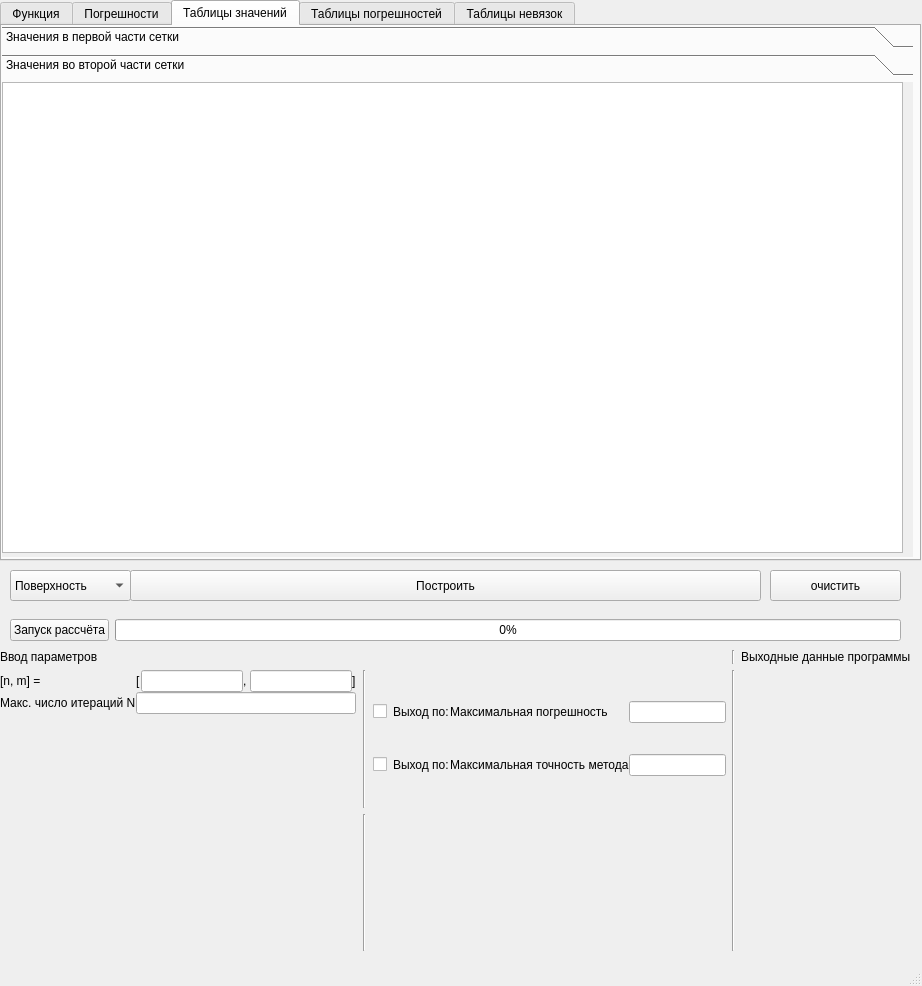
Old version of the form UI/MainWindow.ui in the repository Eisim/NM_lab_Simp_Iter_Method.
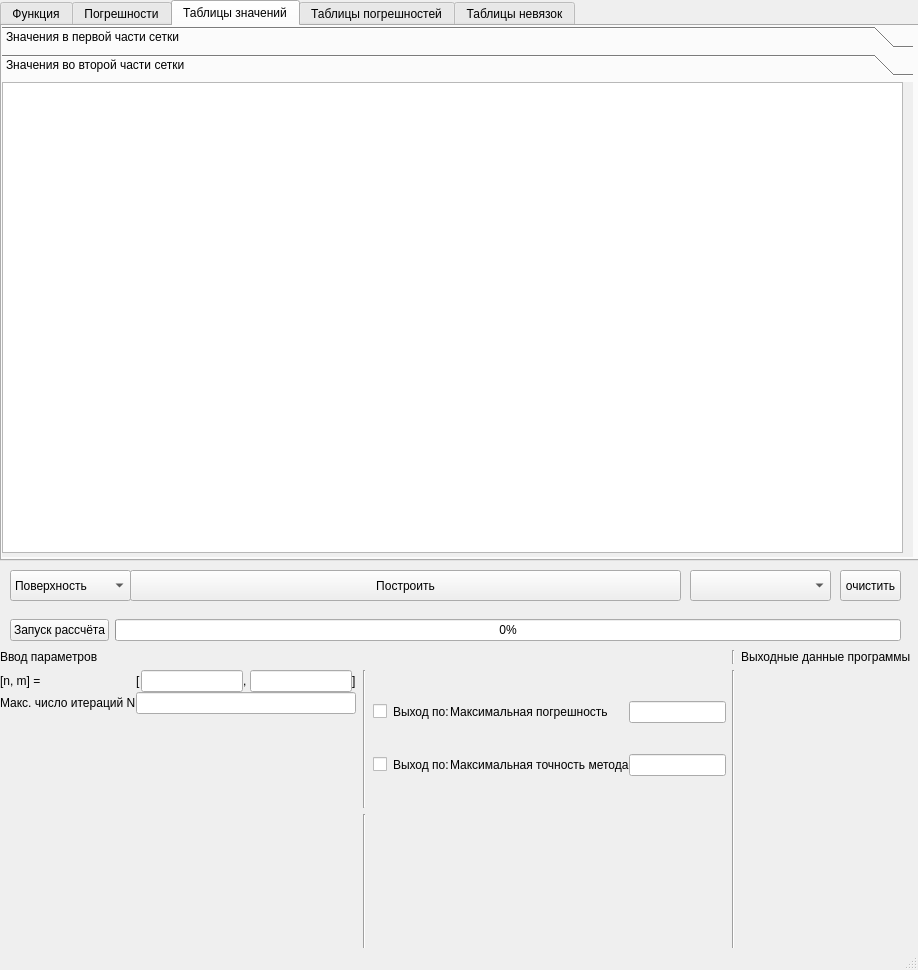
New version of the form. The open tabs and pages were chosen to show the change.

```diff
--- a/UI/MainWindow.ui
+++ b/UI/MainWindow.ui
@@ -6,8 +6,8 @@
    <rect>
     <x>0</x>
     <y>0</y>
-    <width>922</width>
-    <height>986</height>
+    <width>918</width>
+    <height>970</height>
    </rect>
   </property>
   <property name="windowTitle">
@@ -495,7 +495,7 @@
      <rect>
       <x>130</x>
       <y>570</y>
-      <width>631</width>
+      <width>551</width>
       <height>31</height>
      </rect>
     </property>
@@ -506,9 +506,9 @@
    <widget class="QPushButton" name="delete_plot">
     <property name="geometry">
      <rect>
-      <x>770</x>
+      <x>840</x>
       <y>570</y>
-      <width>131</width>
+      <width>61</width>
       <height>31</height>
      </rect>
     </property>
@@ -542,6 +542,16 @@
      </item>
     </layout>
    </widget>
+   <widget class="QComboBox" name="experiments_combobox">
+    <property name="geometry">
+     <rect>
+      <x>690</x>
+      <y>570</y>
+      <width>141</width>
+      <height>31</height>
+     </rect>
+    </property>
+   </widget>
   </widget>
   <widget class="QMenuBar" name="menubar">
    <property name="geometry">
```
Left out of the diff: 14 changed lines with no effect on the pictures.
